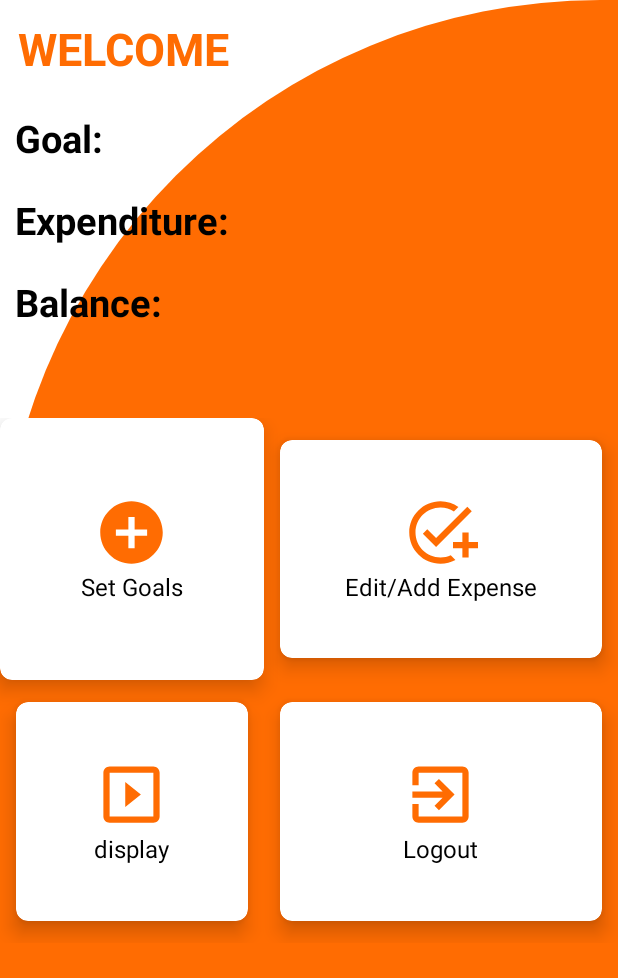
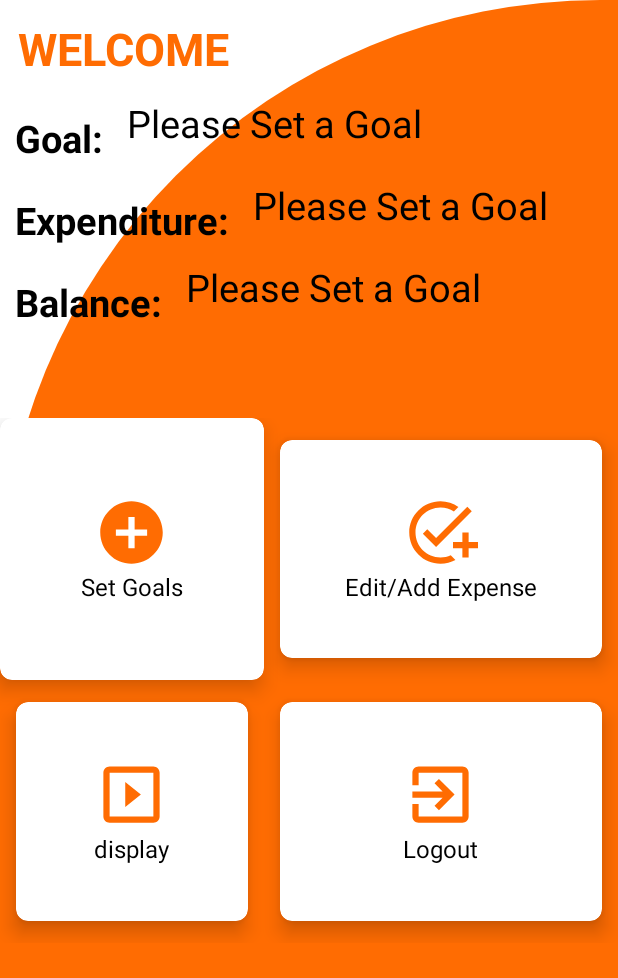
Before and after one commit to abhilash1004/ExpenseHandler, an Android app: the HomePage screen opened directly, with no data from a screen before it, on a phone screen of 412 x 824 dp. Shown: the top 978 px of the screen. Run offline under Robolectric (Android 15) with nearby library versions, the phone set to English and light mode, and no system bars; 2 statements that could not run were skipped.

Commit message:
Added functionality to setgoalsactivity and home page UI changes

```diff
--- a/app/src/main/java/com/mad_lab_project/expense_handler/HomePage.java
+++ b/app/src/main/java/com/mad_lab_project/expense_handler/HomePage.java
@@ -4,11 +4,21 @@ import androidx.appcompat.app.AppCompatActivity;
 import androidx.cardview.widget.CardView;
 
 import android.content.Intent;
+import android.database.Cursor;
+import android.database.sqlite.SQLiteDatabase;
 import android.os.Bundle;
+import android.util.Log;
 import android.view.View;
+import android.widget.TextView;
+import android.widget.Toast;
 
 import com.mad_lab_project.expense_handler.activities.AddExpenses;
+import com.mad_lab_project.expense_handler.activities.Login_Activity;
+import com.mad_lab_project.expense_handler.activities.SetGoalsActivity;
 import com.mad_lab_project.expense_handler.activities.displayExpenditure;
+import com.mad_lab_project.expense_handler.databases.GoalsDatabase;
+
+import java.util.Calendar;
 
 public class HomePage extends AppCompatActivity {
 
@@ -16,6 +26,9 @@ public class HomePage extends AppCompatActivity {
     CardView cardedit;
     CardView carddisplay;
     CardView cardlogout;
+    TextView tvGoalsAmount;
+    TextView tvExpenditureAmount;
+    TextView tvBalance;
 
     @Override
     protected void onCreate(Bundle savedInstanceState) {
@@ -26,12 +39,45 @@ public class HomePage extends AppCompatActivity {
         cardedit = findViewById(R.id.cardviewEdit);
         carddisplay = findViewById(R.id.cardviewDisplay);
         cardlogout = findViewById(R.id.cardviewLogout);
+        tvGoalsAmount = findViewById(R.id.TextViewGoalsAmount);
+        tvExpenditureAmount = findViewById(R.id.TextViewExpenditureAmount);
+        tvBalance = findViewById(R.id.TextViewBalanceAmount);
 
+        Calendar calendar = Calendar.getInstance();
+        int month = calendar.get(Calendar.MONTH) + 1;
+        int year = calendar.get(Calendar.YEAR);
+        Log.d("Present Date",month+" "+year);
 
+        GoalsDatabase gdb = new GoalsDatabase(this);
+        SQLiteDatabase db = gdb.getReadableDatabase();
+        String query = "select * from "+GoalsDatabase.TABLE_GOALS + " where "+GoalsDatabase.COLUMN_USER_ID + " = '"+Login_Activity.loggedInUserId
+                + "' and " + GoalsDatabase.COLUMN_YEAR + "=" + year + " and " + GoalsDatabase.COLUMN_MONTH + "=" + month;
+
+        Log.d("Query",query);
+        Cursor cursor=db.rawQuery(query,null);
+        int x = 1,bal=0,spent=0,budget=0;
+        if(cursor.moveToFirst()){
+            x = 0;
+            do{
+                budget += cursor.getInt(1);
+                spent += cursor.getInt(2);
+            }while (cursor.moveToNext());
+        }
+        if(x==1){
+            tvGoalsAmount.setText("Please Set a Goal");
+            tvBalance.setText("Please Set a Goal");
+            tvExpenditureAmount.setText("Please Set a Goal");
+        }
+        else{
+            tvGoalsAmount.setText(budget+"");
+            tvExpenditureAmount.setText(spent+"");
+            tvBalance.setText((budget-spent)+"");
+        }
         cardnew.setOnClickListener(new View.OnClickListener() {
             @Override
             public void onClick(View v) {
-
+                Intent intent = new Intent(HomePage.this, SetGoalsActivity.class);
+                startActivity(intent);
             }
         });
 
@@ -54,6 +100,7 @@ public class HomePage extends AppCompatActivity {
         cardlogout.setOnClickListener(new View.OnClickListener() {
             @Override
             public void onClick(View v) {
+                Login_Activity.loggedInUserId = "";
                 finish();
                 System.exit(0);
             }
--- a/app/src/main/res/layout/activity_home_page.xml
+++ b/app/src/main/res/layout/activity_home_page.xml
@@ -34,7 +34,7 @@
                 android:textStyle="bold"
                 android:text="Goal: "
                 android:textSize="25sp"
-                android:textColor="@color/black"/>
+                android:textColor="@color/black" />
             <TextView
                 android:id="@+id/TextViewGoalsAmount"
                 android:layout_width="wrap_content"
```
Also changed, not shown: app/src/main/java/com/mad_lab_project/expense_handler/MainActivity.java (+2 -26 lines), app/src/main/java/com/mad_lab_project/expense_handler/activities/SetGoalsActivity.java (+38 -0 lines), app/src/main/java/com/mad_lab_project/expense_handler/databases/GoalsDatabase.java (+27 -2 lines).
